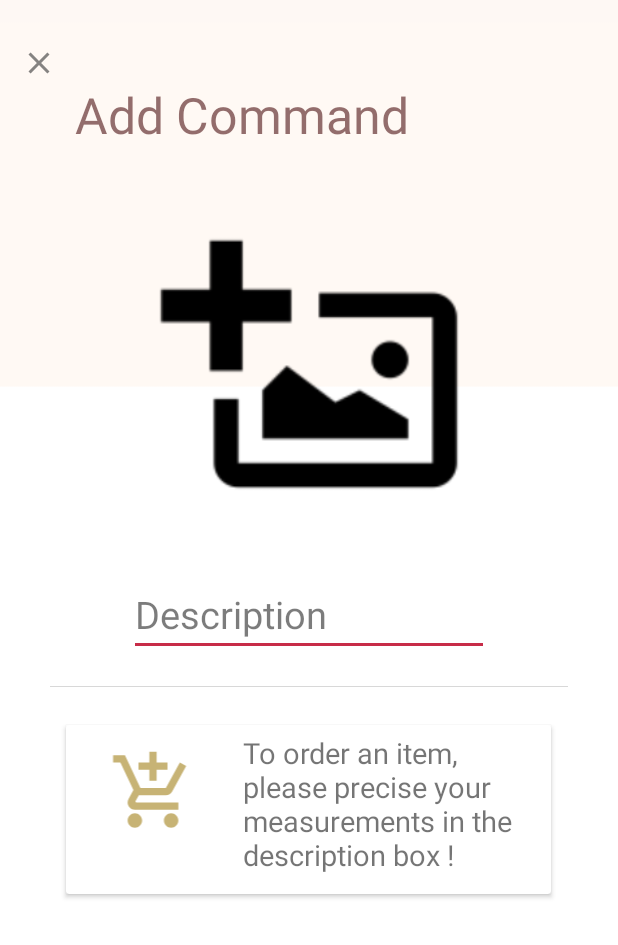
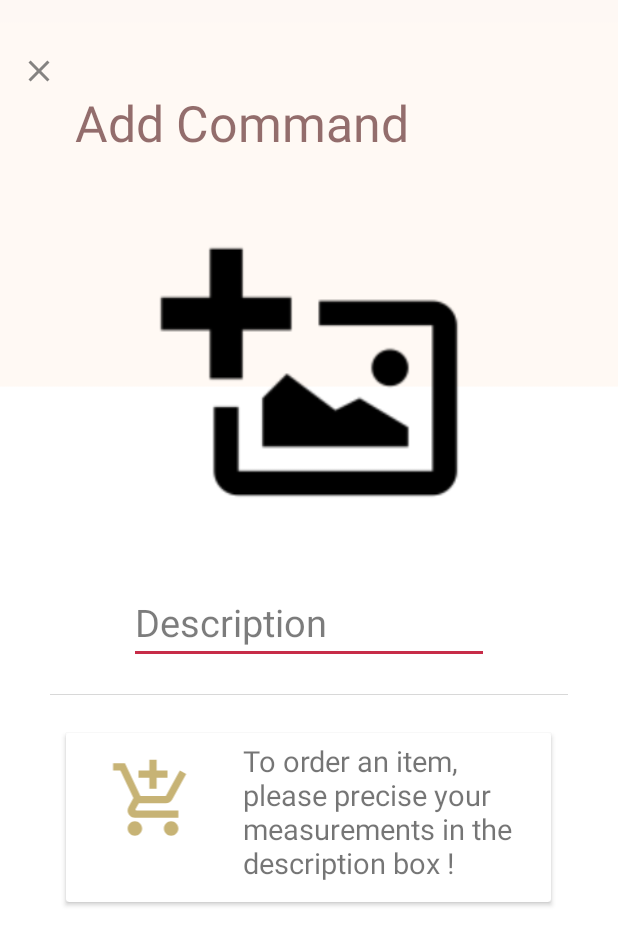
Before and after one commit to khawla-medimegh/dressME, an Android app: the AddCommand screen opened directly, with no data from a screen before it, on a phone screen of 412 x 824 dp. Shown: the top 945 px of the screen. Run offline under Robolectric (Android 15) with nearby library versions, the phone set to English and light mode, and no system bars; our stand-ins replace Firebase (no records; nobody signed in at launch, a user with empty details on screens opened directly); libraries missing offline, so code that uses them is left out: com.theartofdev.edmodo; pictures from the network do not load; Roboto replaces fonts that are not available here.

Commit message:
Update activity_add_command.xml

```diff
--- a/app/src/main/res/layout/activity_add_command.xml
+++ b/app/src/main/res/layout/activity_add_command.xml
@@ -11,7 +11,7 @@
     <RelativeLayout
         android:layout_width="match_parent"
         android:layout_height="wrap_content"
-        android:paddingTop="30dp">
+        android:paddingTop="35dp">
 
         <ImageView
             android:id="@+id/close_post"
```
